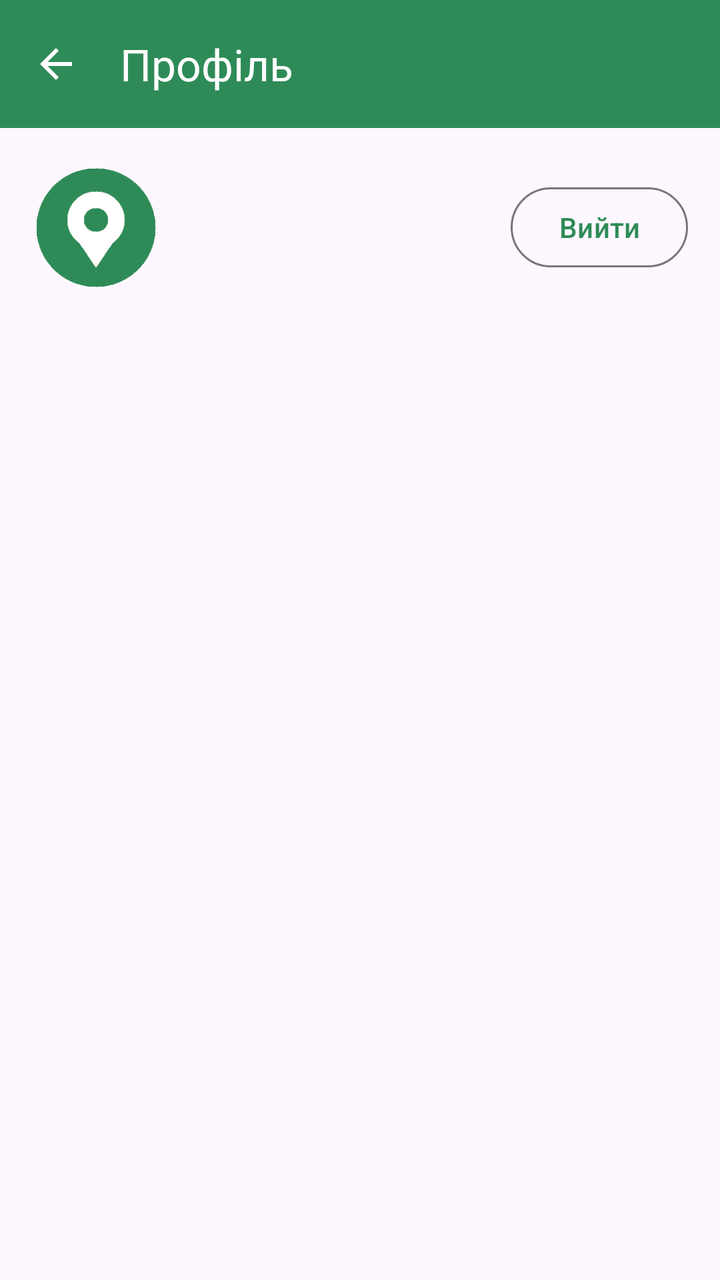
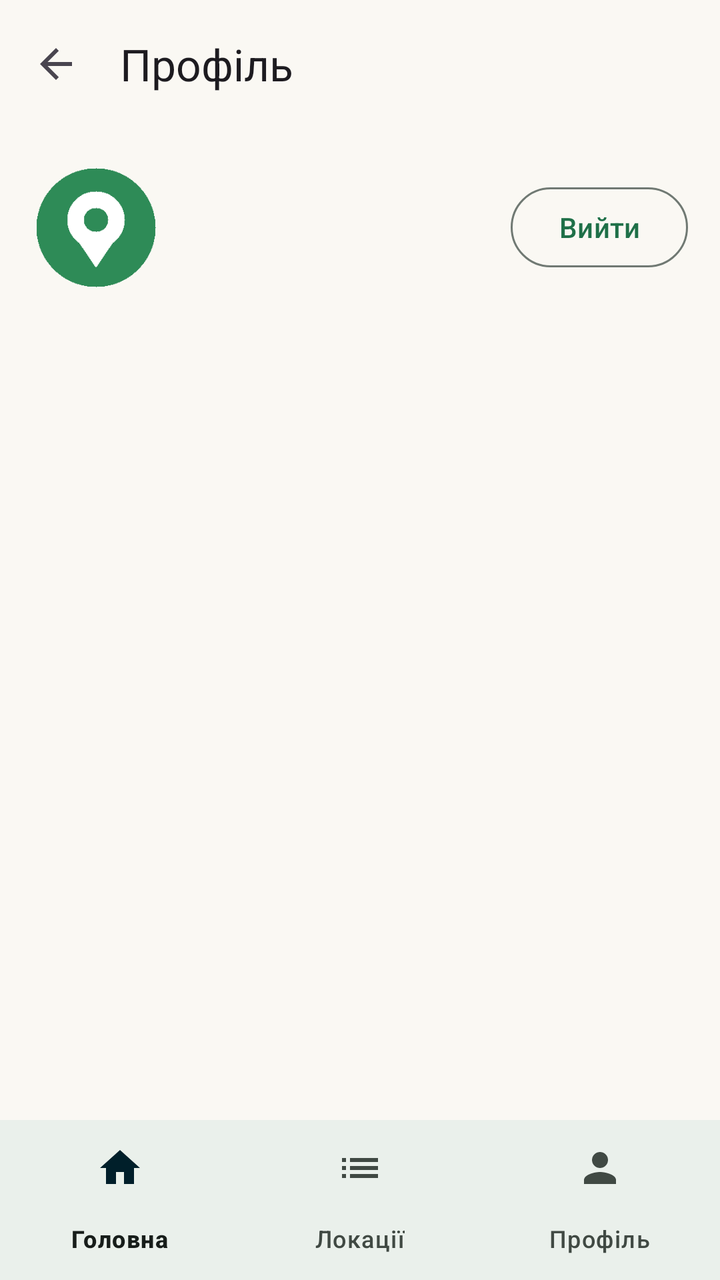

Two renders of the same Android screen: before a commit and after it. Below are the layout's source before the change and the commit's diff.
<!-- AndroidManifest.xml: application theme Theme.TourSpots -->
<!-- res/layout/activity_profile.xml -->
<?xml version="1.0" encoding="utf-8"?>
<LinearLayout xmlns:android="http://schemas.android.com/apk/res/android"
    xmlns:app="http://schemas.android.com/apk/res-auto"
    xmlns:tools="http://schemas.android.com/tools"
    android:layout_width="match_parent"
    android:layout_height="match_parent"
    android:orientation="vertical"
    tools:context=".locations.ProfileActivity">

    <com.google.android.material.appbar.MaterialToolbar
        android:id="@+id/toolbar"
        android:layout_width="match_parent"
        android:layout_height="?attr/actionBarSize"
        android:background="@color/green_primary"
        android:theme="@style/ThemeOverlay.Material3.Dark.ActionBar"
        app:navigationIcon="?attr/homeAsUpIndicator"
        app:title="@string/profile_title" />

    <LinearLayout
        android:layout_width="match_parent"
        android:layout_height="wrap_content"
        android:gravity="center_vertical"
        android:orientation="horizontal"
        android:padding="16dp">

        <ImageView
            android:layout_width="64dp"
            android:layout_height="64dp"
            android:importantForAccessibility="no"
            android:src="@drawable/logo" />

        <LinearLayout
            android:layout_width="0dp"
            android:layout_height="wrap_content"
            android:layout_marginStart="16dp"
            android:layout_weight="1"
            android:orientation="vertical">

            <TextView
                android:id="@+id/tvName"
                android:layout_width="wrap_content"
                android:layout_height="wrap_content"
                android:textAppearance="?attr/textAppearanceHeadlineSmall" />

            <TextView
                android:id="@+id/tvLogin"
                android:layout_width="wrap_content"
                android:layout_height="wrap_content"
                android:textAppearance="?attr/textAppearanceBodyMedium" />

            <TextView
                android:id="@+id/tvSince"
                android:layout_width="wrap_content"
                android:layout_height="wrap_content"
                android:textAppearance="?attr/textAppearanceBodySmall" />
        </LinearLayout>

        <Button
            android:id="@+id/btnLogout"
            style="@style/Widget.Material3.Button.OutlinedButton"
            android:layout_width="wrap_content"
            android:layout_height="wrap_content"
            android:text="@string/logout" />
    </LinearLayout>

    <TextView
        android:id="@+id/tvMyLocations"
        android:layout_width="wrap_content"
        android:layout_height="wrap_content"
        android:layout_marginHorizontal="16dp"
        android:textAppearance="?attr/textAppearanceTitleMedium" />

    <FrameLayout
        android:layout_width="match_parent"
        android:layout_height="match_parent">

        <androidx.recyclerview.widget.RecyclerView
            android:id="@+id/rvLocations"
            android:layout_width="match_parent"
            android:layout_height="match_parent"
            android:clipToPadding="false"
            android:paddingBottom="16dp"
            app:layoutManager="androidx.recyclerview.widget.LinearLayoutManager" />

        <TextView
            android:id="@+id/tvEmpty"
            android:layout_width="wrap_content"
            android:layout_height="wrap_content"
            android:layout_gravity="center"
            android:text="@string/no_my_locations"
            android:visibility="gone" />
    </FrameLayout>
</LinearLayout>
<!-- resources referenced by this layout -->
<resources>
  <color name="green_primary">#2E8B57</color>
  <style name="Theme.TourSpots" parent="Theme.Material3.Light.NoActionBar">
          <item name="colorPrimary">@color/green_primary</item>
          <item name="colorOnPrimary">@color/white</item>
          <item name="colorSecondary">@color/sky</item>
      </style>
  <color name="white">#FFFFFF</color>
  <color name="sky">#7EC8E3</color>
  <!-- unchanged entries left out for length: 4 -->
</resources>

<!-- the commit's change to res/layout/activity_profile.xml (unified diff, before → after) -->
@@ -11,8 +11,7 @@
         android:id="@+id/toolbar"
         android:layout_width="match_parent"
         android:layout_height="?attr/actionBarSize"
-        android:background="@color/green_primary"
-        android:theme="@style/ThemeOverlay.Material3.Dark.ActionBar"
+        android:background="?attr/colorSurface"
         app:navigationIcon="?attr/homeAsUpIndicator"
         app:title="@string/profile_title" />
 
@@ -72,7 +71,8 @@
 
     <FrameLayout
         android:layout_width="match_parent"
-        android:layout_height="match_parent">
+        android:layout_height="0dp"
+        android:layout_weight="1">
 
         <androidx.recyclerview.widget.RecyclerView
             android:id="@+id/rvLocations"
@@ -90,4 +90,10 @@
             android:text="@string/no_my_locations"
             android:visibility="gone" />
     </FrameLayout>
+
+    <com.google.android.material.bottomnavigation.BottomNavigationView
+        android:id="@+id/bottomNav"
+        android:layout_width="match_parent"
+        android:layout_height="wrap_content"
+        app:menu="@menu/menu_bottom_nav" />
 </LinearLayout>
<!-- resource entries referenced after the edit -->
@@ -1,13 +1,73 @@
 <!-- resources referenced by this layout -->
 <resources>
-  <color name="green_primary">#2E8B57</color>
-  <style name="Theme.TourSpots" parent="Theme.Material3.Light.NoActionBar">
-          <item name="colorPrimary">@color/green_primary</item>
-          <item name="colorOnPrimary">@color/white</item>
-          <item name="colorSecondary">@color/sky</item>
+  <style name="Theme.TourSpots" parent="Theme.Material3.DayNight.NoActionBar">
+          <item name="colorPrimary">@color/md_primary</item>
+          <item name="colorOnPrimary">@color/md_on_primary</item>
+          <item name="colorPrimaryContainer">@color/md_primary_container</item>
+          <item name="colorOnPrimaryContainer">@color/md_on_primary_container</item>
+          <item name="colorSecondary">@color/md_secondary</item>
+          <item name="colorOnSecondary">@color/md_on_secondary</item>
+          <item name="colorSecondaryContainer">@color/md_secondary_container</item>
+          <item name="colorOnSecondaryContainer">@color/md_on_secondary_container</item>
+          <item name="colorTertiary">@color/md_tertiary</item>
+          <item name="colorOnTertiary">@color/md_on_tertiary</item>
+          <item name="colorTertiaryContainer">@color/md_tertiary_container</item>
+          <item name="colorOnTertiaryContainer">@color/md_on_tertiary_container</item>
+          <item name="colorSurface">@color/md_surface</item>
+          <item name="colorOnSurface">@color/md_on_surface</item>
+          <item name="colorSurfaceVariant">@color/md_surface_variant</item>
+          <item name="colorOnSurfaceVariant">@color/md_on_surface_variant</item>
+          <item name="colorSurfaceContainer">@color/md_surface_container</item>
+          <item name="colorSurfaceContainerHigh">@color/md_surface_container_high</item>
+          <item name="colorOutline">@color/md_outline</item>
+          <item name="colorError">@color/md_error</item>
+          <item name="colorOnError">@color/md_on_error</item>
+          <item name="android:colorBackground">@color/md_surface</item>
+          <item name="android:windowBackground">@color/md_surface</item>
+          <item name="android:statusBarColor">@android:color/transparent</item>
+          <item name="android:navigationBarColor">@android:color/transparent</item>
+          <item name="android:windowLightStatusBar">true</item>
+          <item name="android:windowLightNavigationBar">true</item>
+          <item name="shapeAppearanceSmallComponent">@style/ShapeAppearance.TourSpots.Small</item>
+          <item name="shapeAppearanceMediumComponent">@style/ShapeAppearance.TourSpots.Medium</item>
+          <item name="shapeAppearanceLargeComponent">@style/ShapeAppearance.TourSpots.Large</item>
       </style>
-  <color name="white">#FFFFFF</color>
-  <color name="sky">#7EC8E3</color>
+  <color name="md_primary">#1F7048</color>
+  <color name="md_on_primary">#FFFFFF</color>
+  <color name="md_primary_container">#B4F0CB</color>
+  <color name="md_on_primary_container">#00210F</color>
+  <color name="md_secondary">#3F6374</color>
+  <color name="md_on_secondary">#FFFFFF</color>
+  <color name="md_secondary_container">#C3E8FB</color>
+  <color name="md_on_secondary_container">#001F2A</color>
+  <color name="md_tertiary">#7EC8E3</color>
+  <color name="md_on_tertiary">#003547</color>
+  <color name="md_tertiary_container">#D0EEFA</color>
+  <color name="md_on_tertiary_container">#001F2A</color>
+  <color name="md_surface">#FAF8F3</color>
+  <color name="md_on_surface">#171D1A</color>
+  <color name="md_surface_variant">#DCE5DD</color>
+  <color name="md_on_surface_variant">#404943</color>
+  <color name="md_surface_container">#EAF0EB</color>
+  <color name="md_surface_container_high">#E4EAE5</color>
+  <color name="md_outline">#707973</color>
+  <color name="md_error">#BA1A1A</color>
+  <color name="md_on_error">#FFFFFF</color>
+  <style name="ShapeAppearance.TourSpots.Small" parent="ShapeAppearance.Material3.SmallComponent">
+          <item name="cornerFamily">rounded</item>
+          <item name="cornerSize">@dimen/corner_small</item>
+      </style>
+  <style name="ShapeAppearance.TourSpots.Medium" parent="ShapeAppearance.Material3.MediumComponent">
+          <item name="cornerFamily">rounded</item>
+          <item name="cornerSize">@dimen/corner_medium</item>
+      </style>
+  <style name="ShapeAppearance.TourSpots.Large" parent="ShapeAppearance.Material3.LargeComponent">
+          <item name="cornerFamily">rounded</item>
+          <item name="cornerSize">@dimen/corner_large</item>
+      </style>
+  <dimen name="corner_small">8dp</dimen>
+  <dimen name="corner_medium">12dp</dimen>
+  <dimen name="corner_large">28dp</dimen>
   <!-- unchanged entries left out for length: 4 -->
 </resources>
 
